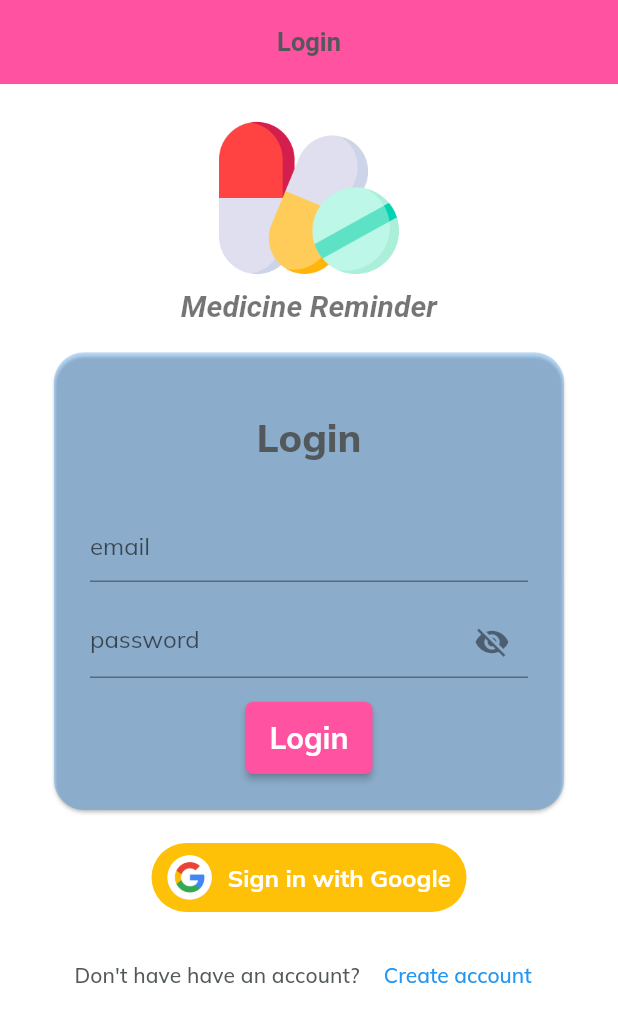
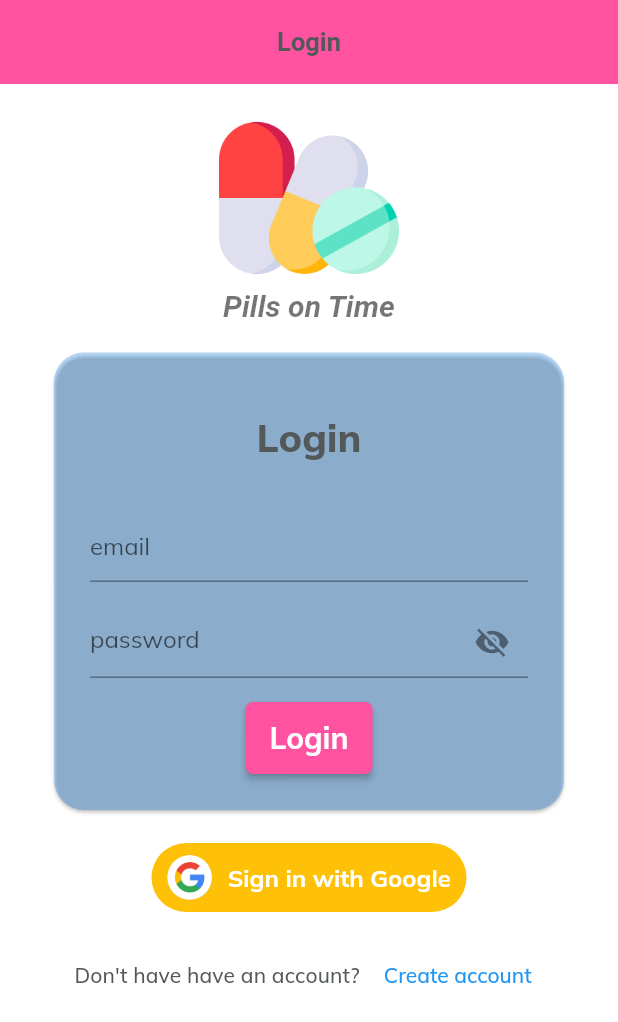
Before and after one commit to naimam/PILLSONTIME, a Flutter app: the screen it shows after launch, on a phone screen of 412 x 824 dp. Shown: the top 1022 px of the screen. Run offline on Flutter 3.47's test engine with Material 2 defaults, Android fonts, the phone set to English and light mode, and no system bars; our stand-ins replace cloud_firestore, firebase_auth, firebase_core, google_fonts, google_sign_in; accounts and stored records are empty.

Commit message:
change logo and app name

```diff
--- a/lib/providers/init_provider.dart
+++ b/lib/providers/init_provider.dart
@@ -13,7 +13,7 @@ class InitProvider extends StatelessWidget {
       child: MaterialApp(
         theme: AppTheme().light,
         themeMode: ThemeMode.light,
-        title: 'Flutter Demo',
+        title: 'Pills on Time',
         debugShowCheckedModeBanner: false,
         home: Driver(),
       ),
--- a/lib/screens/login_screen.dart
+++ b/lib/screens/login_screen.dart
@@ -86,7 +86,6 @@ class _LoginScreenState extends State<LoginScreen> {
                 padding: const EdgeInsets.all(16.0),
                 child: Column(
                   children: [
-                    //TODO: change name and logo if needed
                     Container(
                       height: 120,
                       width: 120,
@@ -97,7 +96,7 @@ class _LoginScreenState extends State<LoginScreen> {
                       ),
                     ),
                     Text(
-                      'Medicine Reminder',
+                      'Pills on Time',
                       style: GoogleFonts.cedarvilleCursive(
                         textStyle: Theme.of(context).textTheme.headline4,
                         fontSize: 20,
```
Also changed, not shown: pubspec.lock, 13 other files.
